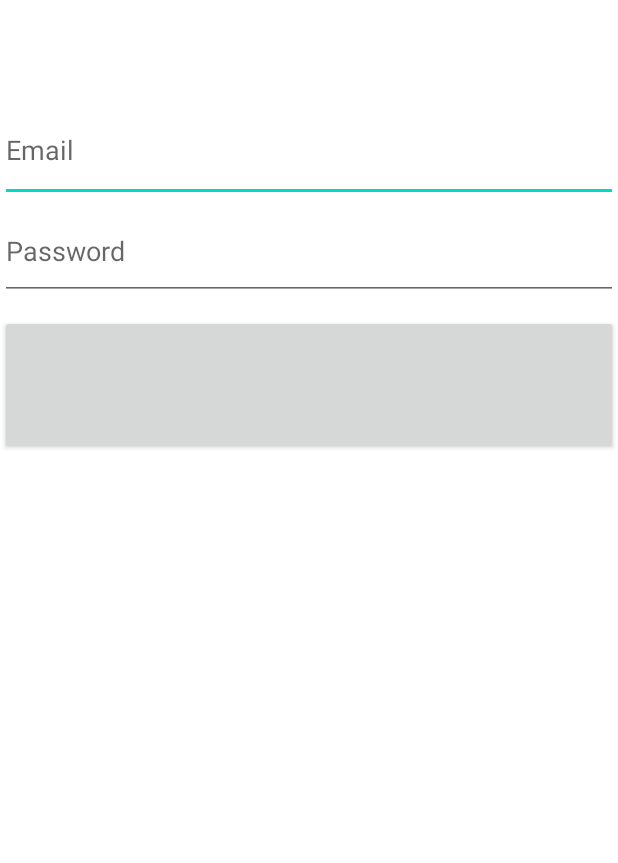
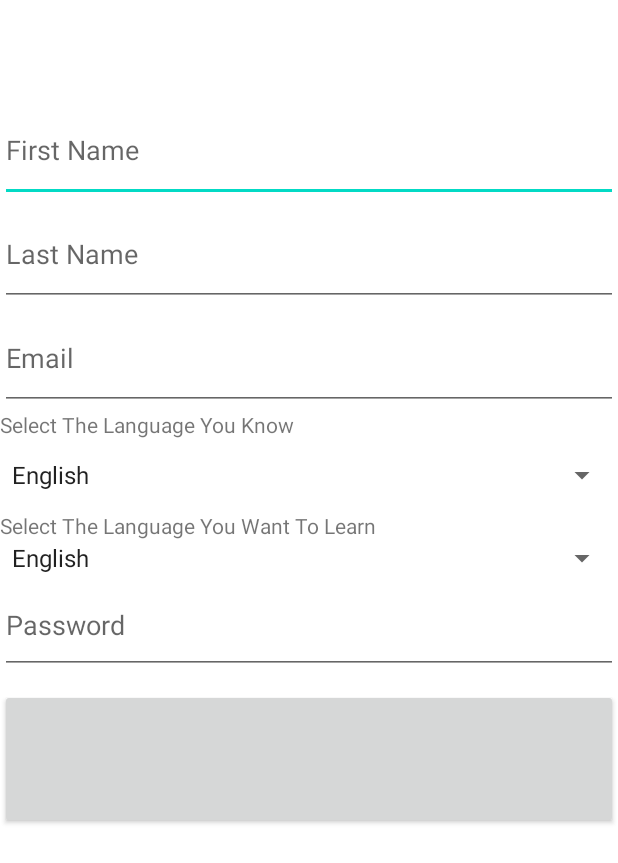
Before and after one commit to crawlive/RowdyHacksProject, an Android app: the SignupActivity screen opened directly, with no data from a screen before it, on a phone screen of 412 x 824 dp. Shown: the top 863 px of the screen. Run offline under Robolectric (Android 15) with nearby library versions, the phone set to English and light mode, and no system bars; Roboto replaces fonts that are not available here.

Commit message:
Added to SignIn View

```diff
--- a/app/src/main/java/com/example/rowdyhacks/LoginActivity.java
+++ b/app/src/main/java/com/example/rowdyhacks/LoginActivity.java
@@ -29,7 +29,7 @@ public class LoginActivity extends Activity {
         loginBtn.setOnClickListener(new View.OnClickListener() {
             @Override
             public void onClick(View v) {
-                Log.i(TAG, "onClick login button");
+                    Log.i(TAG, "`onClick` login button");
                 Intent myIntent = new Intent(LoginActivity.this, MainActivity.class);
                 myIntent.addFlags(Intent.FLAG_ACTIVITY_CLEAR_TOP);
                 startActivity(myIntent);
--- a/app/src/main/java/com/example/rowdyhacks/SignupActivity.java
+++ b/app/src/main/java/com/example/rowdyhacks/SignupActivity.java
@@ -1,17 +1,24 @@
 package com.example.rowdyhacks;
+
 import android.app.Activity;
 import android.content.Intent;
 import android.os.Bundle;
 import android.util.Log;
 import android.view.View;
+import android.widget.ArrayAdapter;
 import android.widget.Button;
 import android.widget.EditText;
+import android.widget.Spinner;
 
 public class SignupActivity extends Activity{
     public static final String TAG = "SignupActivity";
+    private EditText firstName;
+    private EditText lastName;
     private EditText email;
     private EditText passwd;
     private Button logIn;
+
+
     @Override
     protected void onCreate(Bundle savedInstanceState) {
         super.onCreate(savedInstanceState);
@@ -19,9 +26,21 @@ public class SignupActivity extends Activity{
         //if (email != null) {
         //    goMainActivity();
         //}
+        firstName = findViewById(R.id.firstname);
+        lastName = findViewById(R.id.lastname);
         email = findViewById(R.id.email);
         passwd = findViewById(R.id.passwd);
         logIn = findViewById(R.id.logIn);
+
+        Spinner knownLanguage=findViewById(R.id.knownlang);
+        ArrayAdapter<CharSequence>adapter=ArrayAdapter.createFromResource(this, R.array.languages, android.R.layout.simple_spinner_item);
+        adapter.setDropDownViewResource(android.R.layout.simple_spinner_item);
+        knownLanguage.setAdapter(adapter);
+
+        Spinner learnLanguage=findViewById(R.id.learnlang);
+        ArrayAdapter<CharSequence>adapter2=ArrayAdapter.createFromResource(this, R.array.languages, android.R.layout.simple_spinner_item);
+        adapter2.setDropDownViewResource(android.R.layout.simple_spinner_item);
+        learnLanguage.setAdapter(adapter2);
 
         logIn.setOnClickListener(new View.OnClickListener() {
             @Override
--- a/app/src/main/res/layout/activity_signup.xml
+++ b/app/src/main/res/layout/activity_signup.xml
@@ -1,6 +1,7 @@
 <?xml version="1.0" encoding="utf-8"?>
 <LinearLayout xmlns:android="http://schemas.android.com/apk/res/android"
     xmlns:tools="http://schemas.android.com/tools"
+    android:id="@+id/LearnLang"
     android:layout_width="match_parent"
     android:layout_height="match_parent"
     android:layout_gravity="bottom"
@@ -18,12 +19,51 @@
         tools:text="Create a new Account!" />
 
     <EditText
+        android:id="@+id/firstname"
+        android:layout_width="match_parent"
+        android:layout_height="69dp"
+        android:ems="10"
+        android:hint="First Name" />
+
+    <EditText
+        android:id="@+id/lastname"
+        android:layout_width="match_parent"
+        android:layout_height="69dp"
+        android:ems="10"
+        android:hint="Last Name" />
+
+    <EditText
         android:id="@+id/email"
         android:layout_width="match_parent"
         android:layout_height="69dp"
         android:ems="10"
         android:hint="Email"
         android:inputType="textEmailAddress" />
+
+    <TextView
+        android:id="@+id/textView10"
+        android:layout_width="match_parent"
+        android:layout_height="wrap_content"
+        android:text="Select The Language You Know" />
+
+    <Spinner
+        android:id="@+id/knownlang"
+        android:layout_width="match_parent"
+        android:layout_height="wrap_content"
+        android:minHeight="48dp"
+        android:spinnerMode="dropdown" />
+
+    <TextView
+        android:id="@+id/textView12"
+        android:layout_width="match_parent"
+        android:layout_height="wrap_content"
+        android:text="Select The Language You Want To Learn" />
+
+    <Spinner
+        android:id="@+id/learnlang"
+        android:layout_width="match_parent"
+        android:layout_height="wrap_content"
+        android:spinnerMode="dropdown" />
 
     <EditText
         android:id="@+id/passwd"
--- a/app/src/main/res/values/strings.xml
+++ b/app/src/main/res/values/strings.xml
@@ -17,4 +17,14 @@
     <string name="attachment_summary_on">Automatically download attachments for incoming emails
     </string>
     <string name="attachment_summary_off">Only download attachments when manually requested</string>
+
+    <string-array name="languages">
+        <item>English</item>
+        <item>Spanish</item>
+        <item>French</item>
+        <item>Russian</item>
+        <item>German</item>
+        <item>Japanese</item>
+        <item>Italian</item>
+    </string-array>
 </resources>
```
